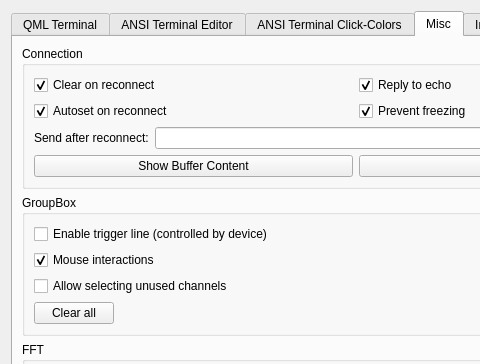
Before: the Qt Designer form developeroptions.ui in jirimaier/DataPlotter, drawn with Qt 5; both pictures show x 0 to 480 and y 0 to 364 of the 711 by 603 pixel window.
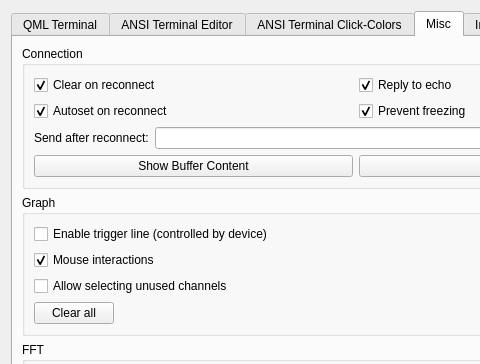
After: the same form once the commit is applied. The open tabs and pages were chosen to show the change. Icons and pictures are not drawn.

Patch:
```diff
--- a/developeroptions.ui
+++ b/developeroptions.ui
@@ -770,7 +770,7 @@
        <item>
         <widget class="QGroupBox" name="groupBox_2">
          <property name="title">
-          <string>GroupBox</string>
+          <string>Graph</string>
          </property>
          <layout class="QVBoxLayout" name="verticalLayout_4">
           <item>
```
Left out of the diff: 2 changed lines with no effect on the pictures.
